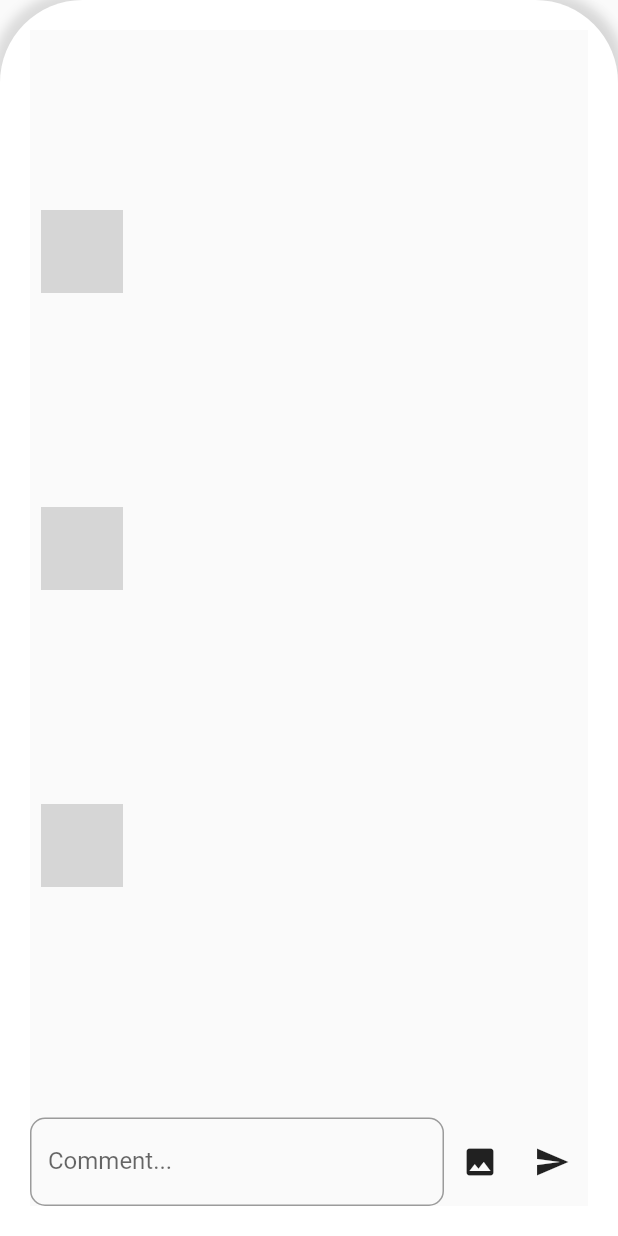
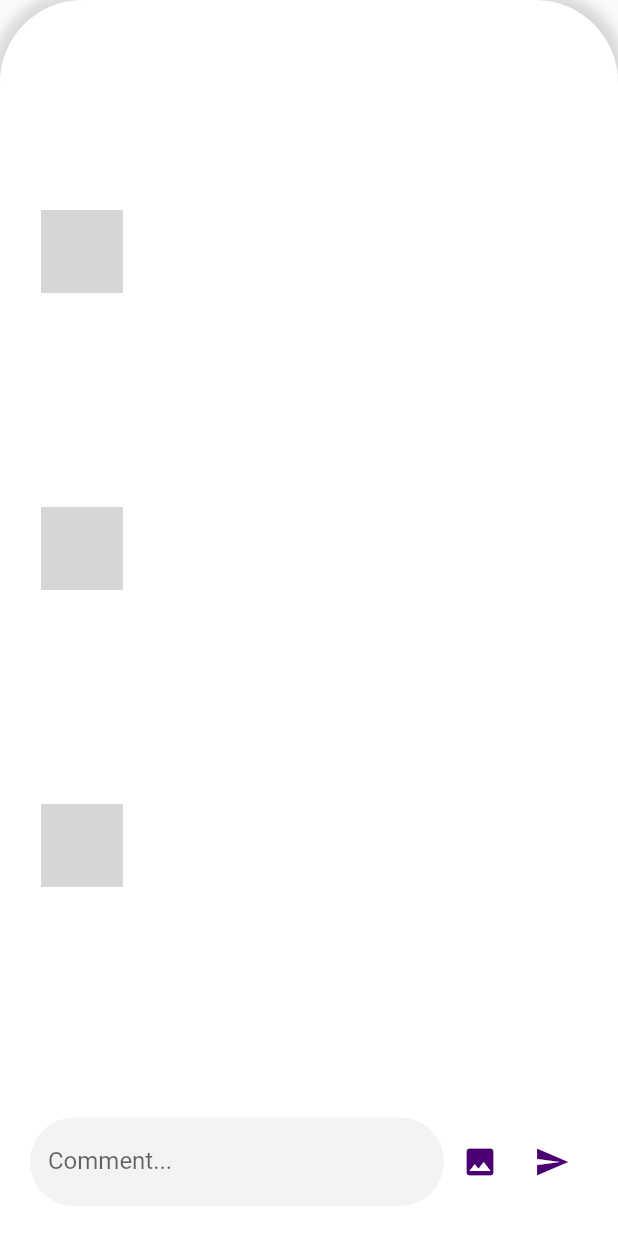
Before and after one commit to HoangDuck/gsot_intern_social_media, a Flutter app: the Pages screen opened directly, scrolled down 433 dp, after a tap on the "chat bubble" icon, on a phone screen of 412 x 824 dp. Run offline on Flutter 3.47's test engine with Material 2 defaults, Android fonts, the phone set to English and light mode, and no system bars; our stand-ins replace image_picker, page_transition, shared_preferences; accounts and stored records are empty; network calls fail; statements that could not run were skipped; grey boxes are pictures that could not be loaded.

Commit message:
Commit UI list comment upload status

```diff
--- a/lib/ui/view/homepage/commentpage.dart
+++ b/lib/ui/view/homepage/commentpage.dart
@@ -33,6 +33,7 @@ class _CommentPageState extends State<CommentPage> {
     return Scaffold(
       resizeToAvoidBottomInset: true,
       body: Material(
+        color: Colors.white,
         child: Column(
           children: [
             Expanded(child: _buildListComments(post)),
@@ -47,21 +48,26 @@ class _CommentPageState extends State<CommentPage> {
                   TextField(
                       controller: txtToDoControllerComment,
                       decoration: InputDecoration(
+                        filled: true,
+                        fillColor: Color(0xfff3f3f3),
                         labelText: "Comment...",
-                        border: OutlineInputBorder( //Outline border type for TextField
-                          borderRadius: BorderRadius.all(Radius.circular(10)),
+                        border: OutlineInputBorder(
+                          borderSide: BorderSide.none,// e border type for TextField
+                          borderRadius: BorderRadius.all(Radius.circular(30)),
                         ),
                       )
                     ),
                   ),
                 IconButton(
                   icon: Icon(Icons.image),
+                  color: Color(0xff4a0072),
                   onPressed: (){
                     _onImageButtonPressed(ImageSource.gallery, context: context);
                     },
                 ),
                 IconButton(
                   icon: Icon(Icons.send),
+                  color: Color(0xff4a0072),
                   onPressed: () async {
                     String pathImage,content;
                     content=txtToDoControllerComment.text;
@@ -172,7 +178,7 @@ class _CommentPageState extends State<CommentPage> {
                     shadows: [
                       BoxShadow(
                         color: Colors.black12,
-                        spreadRadius: -9,
+                        spreadRadius: -5,
                         blurRadius: 15,
                       ),
                     ]
--- a/lib/ui/view/homepage/homepage.dart
+++ b/lib/ui/view/homepage/homepage.dart
@@ -277,7 +277,7 @@ class _ListPostsState extends State<ListPosts> {
                   child: Row(
                     children: [
                       const SizedBox(width: 15,),
-                      IconButton(icon: Icon(Icons.chat_bubble_outlined),onPressed: (){
+                      IconButton(icon: Icon(Icons.chat_bubble_outlined,color: Color(0xff4a0072),),onPressed: (){
                         Navigator.push(
                             context,
                             PageTransition(
@@ -314,7 +314,7 @@ class _ListPostsState extends State<ListPosts> {
                       IconButton(
                           icon: colorIcon
                               ? Icon(Icons.favorite,color: Colors.red,)
-                              : Icon(Icons.favorite,color: Colors.black,),
+                              : Icon(Icons.favorite,color: Color(0xff4a0072),),
                         onPressed: (){
                         setState(() {
                           colorIcon=dataConvert.onLikeButtonPress(data, user,dataConvert.listPosts);
@@ -324,7 +324,7 @@ class _ListPostsState extends State<ListPosts> {
                       Expanded(
                         child: Container(
                           alignment: Alignment.centerRight,
-                          child: const Icon(Icons.bookmark),
+                          child: const Icon(Icons.bookmark,color: Color(0xff4a0072),),
                         ),
                       ),
                       const SizedBox(width: 10,)
```
Also changed, not shown: lib/ui/view/homepage/uploadstatus.dart (+6 -20 lines).
